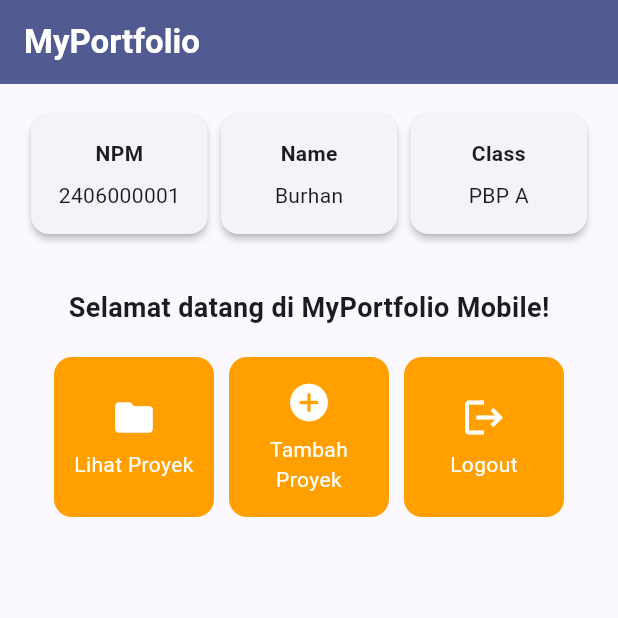
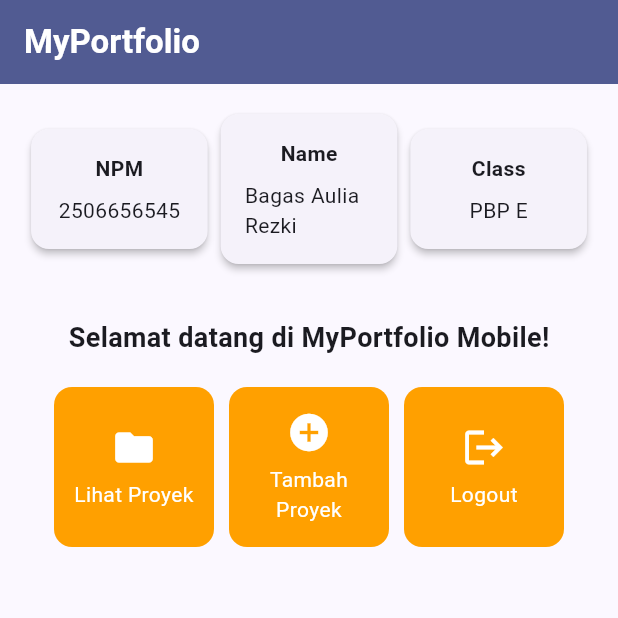
Before and after one commit to fossyy/myportofolio_mobile, a Flutter app: the screen it shows after launch, on a phone screen of 412 x 824 dp, the top half of it. Run offline on Flutter 3.47's test engine with Material 3 defaults, Android fonts, the phone set to English and light mode, and no system bars.

Commit message:
feat(menu): use owner identity in profile cards

```diff
--- a/lib/menu.dart
+++ b/lib/menu.dart
@@ -3,9 +3,9 @@ import 'package:flutter/material.dart';
 class MyHomePage extends StatelessWidget {
   MyHomePage({super.key});
 
-  final String npm = "2406000001";
-  final String nama = "Burhan";
-  final String kelas = "PBP A";
+  final String npm = "2506656545";
+  final String nama = "Bagas Aulia Rezki";
+  final String kelas = "PBP E";
 
   final List<ItemHomepage> items = [
     ItemHomepage("Lihat Proyek", Icons.folder),
```
Also changed, not shown: 1 other file.
